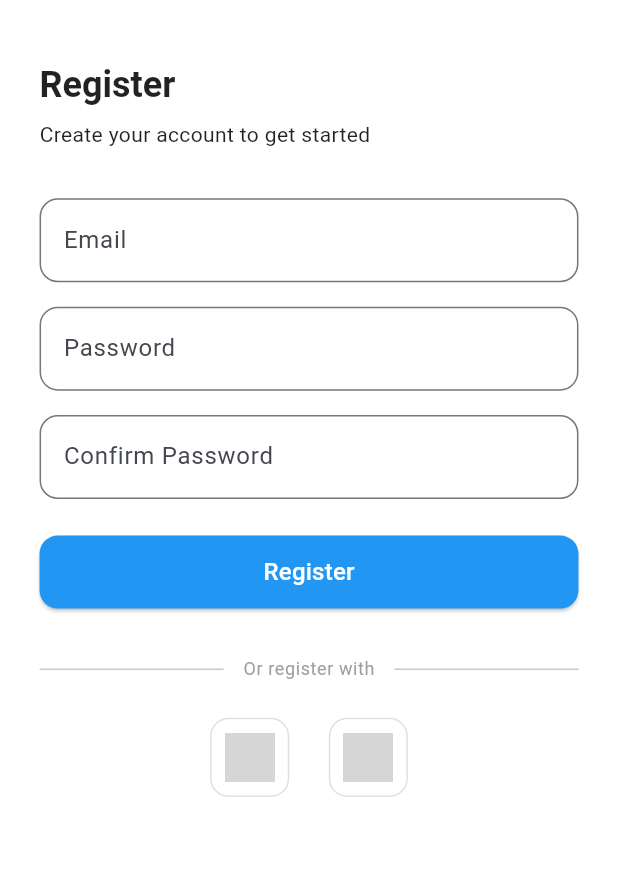
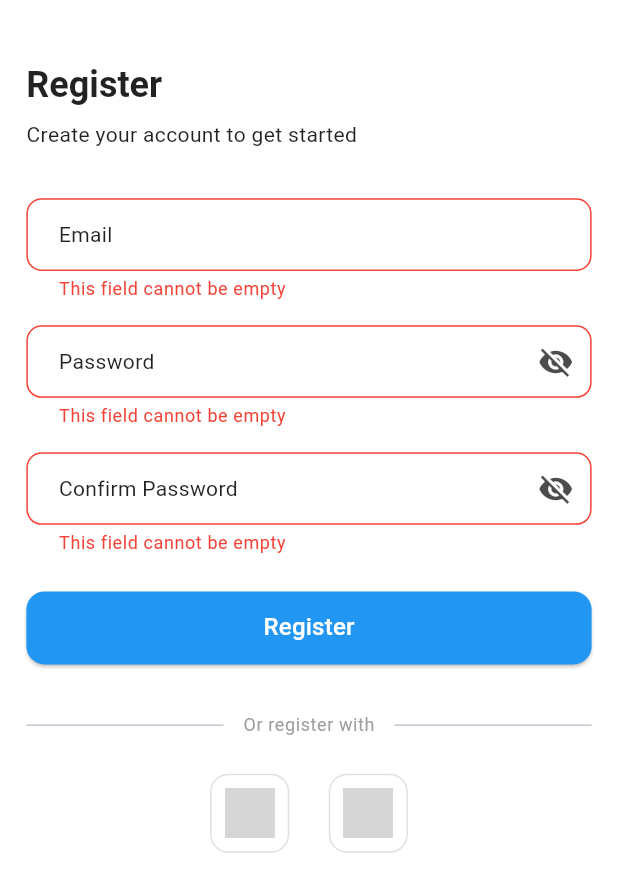
Before and after one commit to lovish1311/To-do, a Flutter app: the screen it shows after launch, after a tap on "Register", on a phone screen of 412 x 824 dp. Shown: the top 892 px of the screen. Run offline on Flutter 3.47's test engine with Material 3 defaults, Android fonts, the phone set to English and light mode, and no system bars; our stand-ins replace flutter_local_notifications, flutter_native_timezone, flutter_screenutil, flutter_svg, go_router, hive and 2 more; accounts and stored records are empty; network calls fail; statements that could not run were skipped; grey boxes are pictures that could not be loaded.

Commit message:
for register_screen.dart

```diff
--- a/lib/utils/app_themes.dart
+++ b/lib/utils/app_themes.dart
@@ -199,29 +199,53 @@ class AppThemes {
 // Instead of separate XMLs, we define common spacing, font sizes, etc., as constants.
 // This file can be expanded with more layout constants as needed.
 class AppDimens {
+  // Layout & Padding
   static const double screenPadding = 16.0;
   static const double cardMargin = 12.0; // Margin between cards
-  // Adjusted base for internal vertical padding, TaskCard will use a multiplier
+  static const double listItemPadding = 16.0; // Horizontal padding for list items
   static const double cardInternalVerticalPadding = 14.0; // Adjusted base (was 16.0)
+
+  // Card Appearance
   static const double cardElevation = 4.0;
   static const double cardBorderRadius = 10.0;
+
+  // Icon Sizes
   static const double iconSize = 24.0;
-  static const double listItemPadding = 16.0; // Horizontal padding for list items
-  // static const double listItemVerticalPadding = 8.0; // Vertical padding for list items (will be replaced by cardInternalVerticalPadding)
 
-  // NEW: Granular Spacing Constants for internal card elements
-  static const double extraSmallGap = 2.0; // For very small spacing
-  static const double smallGap = 4.0; // For spacing after dates
-  static const double mediumGap = 6.0; // For spacing above tags/buttons
-  static const double largeGap = 8.0; // General purpose larger gap
+  // FAB Dimensions
+  static const double fabSize = 60.0; // Diameter of the FAB
+  static const double fabIconSize = 28.0; // Size of the icon inside the FAB
 
-  // NEW: Tag specific dimensions
+  // Tag Dimensions
   static const double tagHorizontalPadding = 10.0; // Padding inside tags horizontally
   static const double tagVerticalPadding = 4.0; // Padding inside tags vertically
   static const double tagSpacing = 6.0; // Horizontal space between tags in a Wrap
   static const double tagRunSpacing = 4.0; // Vertical space if tags wrap
 
-  // FAB Dimensions
-  static const double fabSize = 60.0; // Diameter of the FAB
-  static const double fabIconSize = 28.0; // Size of the icon inside the FAB
+  // Social Icons
+  static const double socialIconSize = 48.0;
+  static const double socialIconPadding = 8.0;
+
+  // Spacing Constants (Generic)
+  static const double extraSmallGap = 2.0;
+  static const double smallGap = 4.0;
+  static const double mediumGap = 6.0;
+  static const double largeGap = 8.0;
+
+  // Form Spacing (used in Login/Register)
+  static const double formTopSpacing = 32.0;
+  static const double fieldSpacing = 16.0;
+  static const double titleTopSpacing = 24.0;
+  static const double titleBottomSpacing = 8.0;
+  static const double dividerSpacing = 32.0;
+  static const double dividerTextPadding = 12.0;
+
+  // Button Sizes
+  static const double buttonHeight = 48.0;
+
+  // Radius
+  static const double borderRadius = 12.0;
+
+  // Custom additions for Login/Register
+  static const double paddingTopAfterStatusBar = 16.0;
 }
--- a/lib/views/screens/register_screen.dart
+++ b/lib/views/screens/register_screen.dart
@@ -1,6 +1,9 @@
 import 'package:flutter/material.dart';
 import 'package:flutter/services.dart';
 import 'package:flutter_screenutil/flutter_screenutil.dart';
+import 'package:to_do/utils/app_themes.dart';
+
+import '../widgets/app_text_field.dart';
 
 class RegisterScreen extends StatelessWidget {
   const RegisterScreen({super.key});
@@ -8,10 +11,17 @@ class RegisterScreen extends StatelessWidget {
   @override
   Widget build(BuildContext context) {
     final theme = Theme.of(context);
+    final emailController = TextEditingController();
+    final passwordController = TextEditingController();
+    final confirmPasswordController = TextEditingController();
+    final formKey = GlobalKey<FormState>();
 
     // Remove status bar
     SystemChrome.setSystemUIOverlayStyle(
-      const SystemUiOverlayStyle(statusBarColor: Colors.transparent, statusBarIconBrightness: Brightness.dark),
+      const SystemUiOverlayStyle(
+        statusBarColor: Colors.transparent,
+        statusBarIconBrightness: Brightness.dark,
+      ),
     );
 
     return Scaffold(
@@ -19,95 +29,101 @@ class RegisterScreen extends StatelessWidget {
       body: AnnotatedRegion<SystemUiOverlayStyle>(
         value: const SystemUiOverlayStyle(statusBarColor: Colors.transparent),
         child: Padding(
-          padding: EdgeInsets.symmetric(horizontal: 24.w).copyWith(top: MediaQuery.of(context).padding.top + 16.h),
+          padding: EdgeInsets.symmetric(horizontal: AppDimens.screenPadding.w).copyWith(
+            top: MediaQuery.of(context).padding.top + AppDimens.paddingTopAfterStatusBar.h,
+          ),
+          child: Form(
+            key: formKey,
             child: Column(
               crossAxisAlignment: CrossAxisAlignment.start,
               children: [
-              SizedBox(height: 24.h),
+                SizedBox(height: AppDimens.titleTopSpacing.h),
+
                 Text(
                   'Register',
-                style: theme.textTheme.headlineMedium?.copyWith(
-                  fontWeight: FontWeight.bold,
+                  style: theme.textTheme.headlineMedium?.copyWith(fontWeight: FontWeight.bold),
                 ),
-              ),
-              SizedBox(height: 8.h),
+
+                SizedBox(height: AppDimens.titleBottomSpacing.h),
+
                 Text(
                   'Create your account to get started',
                   style: theme.textTheme.bodyMedium,
                 ),
-              SizedBox(height: 32.h),
-              TextField(
-                decoration: InputDecoration(
-                  labelText: 'Email',
-                  border: OutlineInputBorder(
-                    borderRadius: BorderRadius.circular(12.r),
+
+                SizedBox(height: AppDimens.formTopSpacing.h),
+
+                AppTextField(
+                  label: 'Email',
+                  controller: emailController,
+                  keyboardType: TextInputType.emailAddress,
                 ),
+                SizedBox(height: AppDimens.fieldSpacing.h),
+
+                AppTextField(
+                  label: 'Password',
+                  controller: passwordController,
+                  obscureText: true,
                 ),
+                SizedBox(height: AppDimens.fieldSpacing.h),
+
+                AppTextField(
+                  label: 'Confirm Password',
+                  controller: confirmPasswordController,
+                  obscureText: true,
                 ),
-              SizedBox(height: 16.h),
-              TextField(
-                obscureText: true,
-                decoration: InputDecoration(
-                  labelText: 'Password',
-                  border: OutlineInputBorder(
-                    borderRadius: BorderRadius.circular(12.r),
-                  ),
-                ),
-              ),
-              SizedBox(height: 16.h),
-              TextField(
-                obscureText: true,
-                decoration: InputDecoration(
-                  labelText: 'Confirm Password',
-                  border: OutlineInputBorder(
-                    borderRadius: BorderRadius.circular(12.r),
-                  ),
-                ),
-              ),
-              SizedBox(height: 24.h),
+                SizedBox(height: AppDimens.fieldSpacing.h * 1.5),
+
                 SizedBox(
                   width: double.infinity,
-                height: 48.h,
+                  height: AppDimens.buttonHeight.h,
                   child: ElevatedButton(
-                  onPressed: () {},
+                    onPressed: () {
+                      if (formKey.currentState!.validate()) {
+                        // Perform registration logic here
+                      }
+                    },
                     style: ElevatedButton.styleFrom(
                       backgroundColor: theme.colorScheme.primary,
                       shape: RoundedRectangleBorder(
-                      borderRadius: BorderRadius.circular(12.r),
+                        borderRadius: BorderRadius.circular(AppDimens.borderRadius.r),
                       ),
                     ),
                     child: Text(
                       'Register',
-                    style: theme.textTheme.titleMedium?.copyWith(
-                      color: Colors.white,
+                      style: theme.textTheme.titleMedium?.copyWith(color: Colors.white),
                     ),
                   ),
                 ),
-              ),
-              SizedBox(height: 32.h),
+
+                SizedBox(height: AppDimens.dividerSpacing.h),
+
                 Row(
                   children: [
-                  Expanded(child: Divider()),
+                    const Expanded(child: Divider()),
                     Padding(
-                    padding: EdgeInsets.symmetric(horizontal: 12.w),
+                      padding: EdgeInsets.symmetric(horizontal: AppDimens.dividerTextPadding.w),
                       child: Text(
                         'Or register with',
                         style: theme.textTheme.bodySmall,
                       ),
                     ),
-                  Expanded(child: Divider()),
+                    const Expanded(child: Divider()),
                   ],
                 ),
-              SizedBox(height: 24.h),
+
+                SizedBox(height: AppDimens.fieldSpacing.h * 1.5),
+
                 Row(
                   mainAxisAlignment: MainAxisAlignment.center,
                   children: [
                     _socialIcon('assets/images/google_placeholder.png'),
-                  SizedBox(width: 24.w),
+                    SizedBox(width: AppDimens.fieldSpacing.w * 1.5),
                     _socialIcon('assets/images/other_placeholder.png'),
                   ],
                 ),
               ],
+            ),
           ),
         ),
       ),
@@ -117,15 +133,15 @@ class RegisterScreen extends StatelessWidget {
   Widget _socialIcon(String assetPath) {
     return InkWell(
       onTap: () {},
-      borderRadius: BorderRadius.circular(12.r),
+      borderRadius: BorderRadius.circular(AppDimens.borderRadius.r),
       child: Container(
-        width: 48.w,
-        height: 48.w,
+        width: AppDimens.socialIconSize.w,
+        height: AppDimens.socialIconSize.w,
         decoration: BoxDecoration(
-          borderRadius: BorderRadius.circular(12.r),
+          borderRadius: BorderRadius.circular(AppDimens.borderRadius.r),
           border: Border.all(color: Colors.grey.shade300),
         ),
-        padding: EdgeInsets.all(8.w),
+        padding: EdgeInsets.all(AppDimens.socialIconPadding.w),
         child: Image.asset(assetPath),
       ),
     );
--- /dev/null
+++ b/lib/views/widgets/app_text_field.dart
@@ -0,0 +1,116 @@
+import 'package:flutter/material.dart';
+import 'package:flutter/services.dart';
+import 'package:flutter_screenutil/flutter_screenutil.dart';
+
+import '../../utils/app_themes.dart';
+
+class AppTextField extends StatefulWidget {
+  final String label;
+  final TextEditingController? controller;
+  final TextInputType? keyboardType;
+  final FormFieldValidator<String>? validator;
+  final String? errorText;
+  final List<TextInputFormatter>? inputFormatters;
+  final bool obscureText;
+  final Widget? suffixIcon;
+  final int maxLines;
+  final TextInputAction? textInputAction;
+
+  const AppTextField({
+    Key? key,
+    required this.label,
+    this.controller,
+    this.keyboardType,
+    this.validator,
+    this.errorText,
+    this.inputFormatters,
+    this.obscureText = false,
+    this.suffixIcon,
+    this.maxLines = 1,
+    this.textInputAction,
+  }) : super(key: key);
+
+  @override
+  State<AppTextField> createState() => _AppTextFieldState();
+}
+
+class _AppTextFieldState extends State<AppTextField> {
+  late bool _obscure;
+
+  @override
+  void initState() {
+    super.initState();
+    _obscure = widget.obscureText;
+  }
+
+  @override
+  Widget build(BuildContext context) {
+    final theme = Theme.of(context);
+    final colorScheme = theme.colorScheme;
+
+    return TextFormField(
+      controller: widget.controller,
+      keyboardType: widget.keyboardType ?? TextInputType.text,
+      obscureText: _obscure,
+      maxLines: widget.maxLines,
+      textInputAction: widget.textInputAction,
+      inputFormatters: widget.inputFormatters,
+      validator: widget.validator ??
+              (value) {
+            if (value == null || value.trim().isEmpty) {
+              return 'This field cannot be empty';
+            }
+            return null;
+          },
+      style: theme.textTheme.bodyMedium?.copyWith(
+        color: colorScheme.onBackground,
+      ),
+      decoration: InputDecoration(
+        labelText: widget.label,
+        labelStyle: theme.textTheme.bodyMedium?.copyWith(
+          color: colorScheme.onSurface,
+        ),
+        errorText: (widget.errorText != null && widget.errorText!.trim().isNotEmpty)
+            ? widget.errorText
+            : null,
+        border: OutlineInputBorder(
+          borderRadius: BorderRadius.circular(AppDimens.cardBorderRadius.r),
+        ),
+        enabledBorder: OutlineInputBorder(
+          borderSide: BorderSide(color: colorScheme.onSurface.withOpacity(0.4)),
+          borderRadius: BorderRadius.circular(AppDimens.cardBorderRadius.r),
+        ),
+        focusedBorder: OutlineInputBorder(
+          borderSide: BorderSide(color: colorScheme.primary),
+          borderRadius: BorderRadius.circular(AppDimens.cardBorderRadius.r),
+        ),
+        errorBorder: OutlineInputBorder(
+          borderSide: BorderSide(color: colorScheme.error),
+          borderRadius: BorderRadius.circular(AppDimens.cardBorderRadius.r),
+        ),
+        focusedErrorBorder: OutlineInputBorder(
+          borderSide: BorderSide(color: colorScheme.error),
+          borderRadius: BorderRadius.circular(AppDimens.cardBorderRadius.r),
+        ),
+        contentPadding: EdgeInsets.symmetric(
+          vertical: AppDimens.cardInternalVerticalPadding.h,
+          horizontal: AppDimens.listItemPadding.w,
+        ),
+        suffixIcon: widget.obscureText
+            ? IconButton(
+          icon: Icon(
+            _obscure ? Icons.visibility_off : Icons.visibility,
+            size: AppDimens.iconSize,
+            color: colorScheme.onSurface.withOpacity(0.7),
+          ),
+          onPressed: () {
+            setState(() {
+              _obscure = !_obscure;
+            });
+          },
+        )
+            : widget.suffixIcon,
+      ),
+    );
+  }
+}
```
Lines whose indentation alone changed are shown as unchanged.
